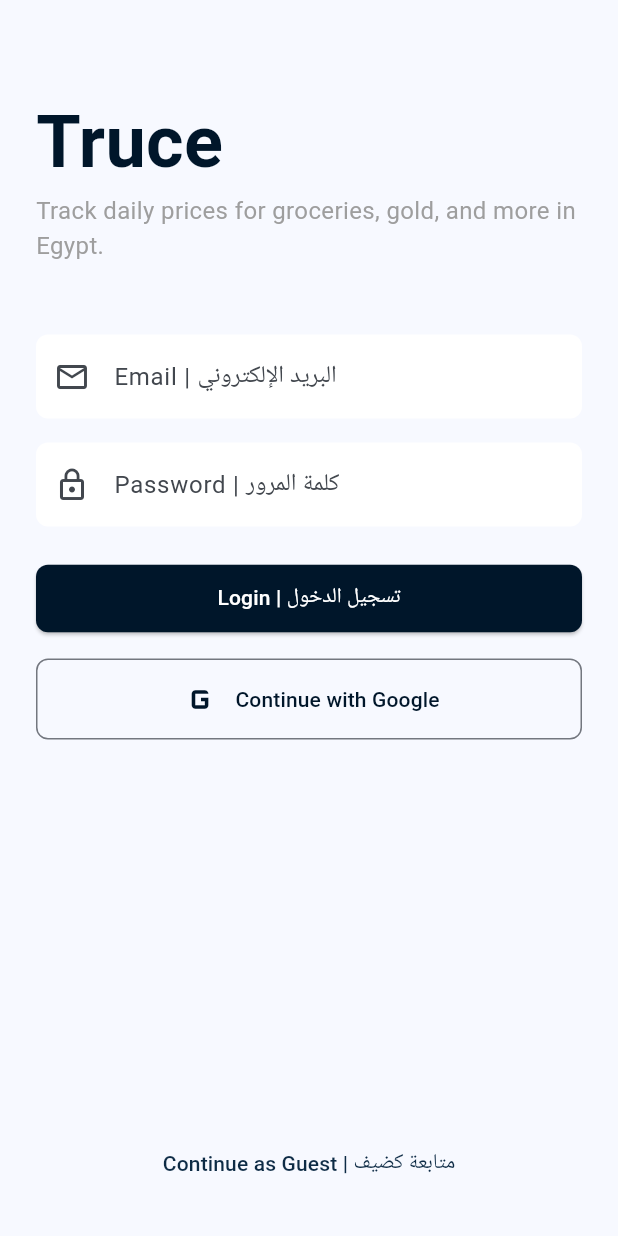
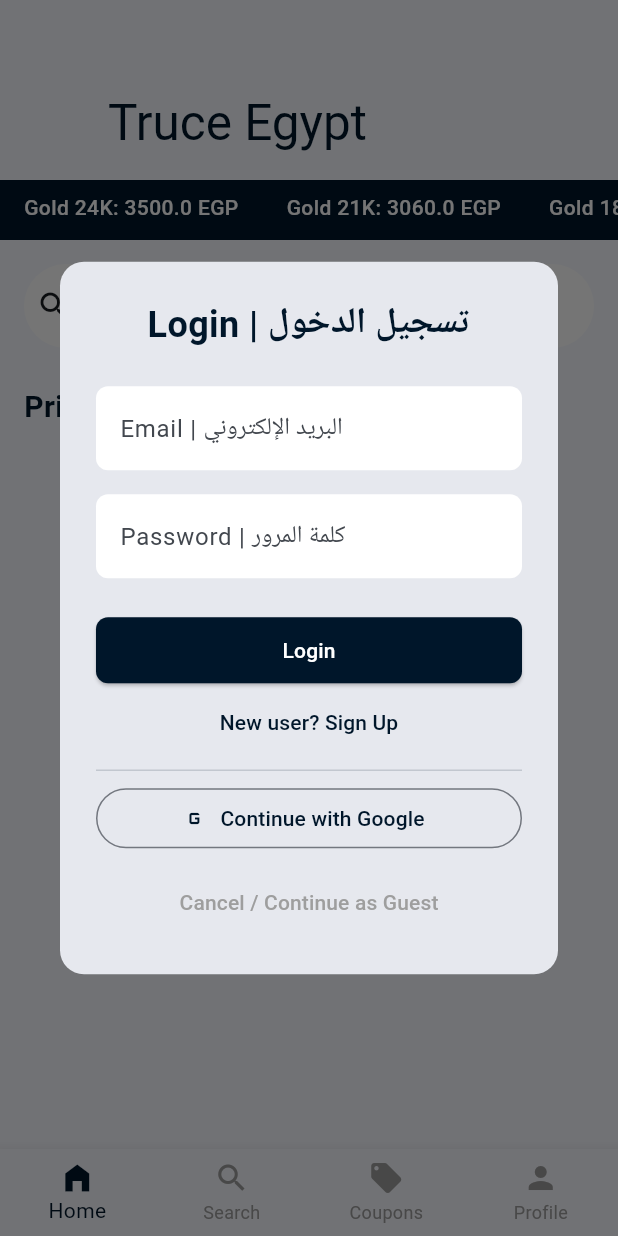
Before and after one commit to MahmoudMadihBedier/truce, a Flutter app: the screen it shows after launch, on a phone screen of 412 x 824 dp. Run offline on Flutter 3.47's test engine with Material 3 defaults, Android fonts, the phone set to English and light mode, and no system bars; our stand-ins replace flutter_bloc, get_it, supabase_flutter; accounts and stored records are empty; Roboto replaces fonts that are missing (Manrope).

Commit message:
fix: update auth flow and implement startup popup
- Changed app startup to land on HomePage by default.
- Implemented AuthDialog for Login, Signup, and Guest mode.
- Fixed guest mode to work even when Supabase anonymous auth is disabled.
- Added signup functionality to AuthCubit and Repository.
- Updated HomePage to trigger the AuthDialog if unauthenticated.
- Verified flow with unit tests.

Co-authored-by: MahmoudMadihBedier <166904135+MahmoudMadihBedier@users.noreply.github.com>

```diff
--- a/lib/features/auth/data/auth_repository_impl.dart
+++ b/lib/features/auth/data/auth_repository_impl.dart
@@ -31,10 +31,9 @@ class AuthRepositoryImpl implements AuthRepository {
   @override
   Future<ApiResult<void>> signInWithGoogle() async {
     try {
-      // Logic for Google Sign In would go here
-      // For now, mapping to Supabase Google OAuth
-      // await _client.auth.signInWithOAuth(OAuthProvider.google);
-      return (null, null);
+      // Mocking Google Sign In for now as per user request to 'add' it but it didn't work before
+      // In a real app, you'd use google_sign_in package then call _client.auth.signInWithIdToken
+      return (AuthFailure('Google Sign In is not configured yet.'), null);
     } catch (e) {
       return (AuthFailure(e.toString()), null);
     }
@@ -46,6 +45,7 @@ class AuthRepositoryImpl implements AuthRepository {
       await _client.auth.signInAnonymously();
       return (null, null);
     } catch (e) {
+      // If anonymous sign-in is disabled, we will handle this in the Cubit to allow local guest mode
       return (AuthFailure(e.toString()), null);
     }
   }
--- /dev/null
+++ b/lib/features/auth/presentation/auth_dialog.dart
@@ -0,0 +1,95 @@
+import 'package:flutter/material.dart';
+import 'package:flutter_bloc/flutter_bloc.dart';
+import 'package:truce/core/utils/theme.dart';
+import 'package:truce/features/auth/presentation/auth_cubit.dart';
+
+class AuthDialog extends StatefulWidget {
+  const AuthDialog({super.key});
+
+  @override
+  State<AuthDialog> createState() => _AuthDialogState();
+}
+
+class _AuthDialogState extends State<AuthDialog> {
+  bool isLogin = true;
+  final _emailController = TextEditingController();
+  final _passwordController = TextEditingController();
+
+  @override
+  Widget build(BuildContext context) {
+    return Dialog(
+      shape: RoundedRectangleBorder(borderRadius: BorderRadius.circular(16)),
+      child: Padding(
+        padding: const EdgeInsets.all(24.0),
+        child: BlocConsumer<AuthCubit, AuthState>(
+          listener: (context, state) {
+            if (state is AuthAuthenticated || state is AuthGuest) {
+              Navigator.pop(context);
+            }
+            if (state is AuthError) {
+              ScaffoldMessenger.of(context).showSnackBar(
+                SnackBar(content: Text(state.message), backgroundColor: Colors.red),
+              );
+            }
+          },
+          builder: (context, state) {
+            if (state is AuthLoading) {
+              return const SizedBox(height: 200, child: Center(child: CircularProgressIndicator()));
+            }
+
+            return Column(
+              mainAxisSize: MainAxisSize.min,
+              crossAxisAlignment: CrossAxisAlignment.stretch,
+              children: [
+                Text(
+                  isLogin ? 'Login | تسجيل الدخول' : 'Sign Up | إنشاء حساب',
+                  style: const TextStyle(fontSize: 24, fontWeight: FontWeight.bold, color: TruceTheme.primary),
+                  textAlign: TextAlign.center,
+                ),
+                const SizedBox(height: 24),
+                TextFormField(
+                  controller: _emailController,
+                  decoration: const InputDecoration(labelText: 'Email | البريد الإلكتروني'),
+                ),
+                const SizedBox(height: 16),
+                TextFormField(
+                  controller: _passwordController,
+                  obscureText: true,
+                  decoration: const InputDecoration(labelText: 'Password | كلمة المرور'),
+                ),
+                const SizedBox(height: 24),
+                ElevatedButton(
+                  onPressed: () {
+                    if (isLogin) {
+                      context.read<AuthCubit>().signIn(_emailController.text, _passwordController.text);
+                    } else {
+                      context.read<AuthCubit>().signUp(_emailController.text, _passwordController.text);
+                    }
+                  },
+                  child: Text(isLogin ? 'Login' : 'Sign Up'),
+                ),
+                TextButton(
+                  onPressed: () => setState(() => isLogin = !isLogin),
+                  child: Text(isLogin ? 'New user? Sign Up' : 'Already have an account? Login'),
+                ),
+                const Divider(),
+                OutlinedButton.icon(
+                  onPressed: () {},
+                  icon: const Icon(Icons.g_mobiledata),
+                  label: const Text('Continue with Google'),
+                ),
+                const SizedBox(height: 8),
+                TextButton(
+                  onPressed: () {
+                    context.read<AuthCubit>().continueAsGuest();
+                  },
+                  child: const Text('Cancel / Continue as Guest', style: TextStyle(color: Colors.grey)),
+                ),
+              ],
+            );
+          },
+        ),
+      ),
+    );
+  }
+}
--- a/lib/features/auth/presentation/login_page.dart
+++ b/lib/features/auth/presentation/login_page.dart
@@ -70,7 +70,7 @@ class LoginPage extends StatelessWidget {
                   ),
                   const Spacer(),
                   TextButton(
-                    onPressed: () => context.read<AuthCubit>().signInAsGuest(),
+                    onPressed: () => context.read<AuthCubit>().continueAsGuest(),
                     child: const Text(
                       'Continue as Guest | متابعة كضيف',
                       style: TextStyle(color: TruceTheme.primaryContainer),
--- a/lib/features/prices/presentation/home_page.dart
+++ b/lib/features/prices/presentation/home_page.dart
@@ -1,12 +1,38 @@
 import 'package:flutter/material.dart';
 import 'package:flutter_bloc/flutter_bloc.dart';
 import 'package:truce/core/utils/theme.dart';
+import 'package:truce/features/auth/presentation/auth_cubit.dart';
+import 'package:truce/features/auth/presentation/auth_dialog.dart';
 import 'package:truce/features/prices/domain/models.dart';
 import 'package:truce/features/prices/presentation/prices_cubit.dart';
 import 'package:truce/features/prices/presentation/product_details_page.dart';
 
-class HomePage extends StatelessWidget {
+class HomePage extends StatefulWidget {
   const HomePage({super.key});
+
+  @override
+  State<HomePage> createState() => _HomePageState();
+}
+
+class _HomePageState extends State<HomePage> {
+  @override
+  void initState() {
+    super.initState();
+    WidgetsBinding.instance.addPostFrameCallback((_) {
+      _checkAuthAndShowPopup();
+    });
+  }
+
+  void _checkAuthAndShowPopup() {
+    final authCubit = context.read<AuthCubit>();
+    if (authCubit.state is AuthUnauthenticated || authCubit.state is AuthInitial) {
+      showDialog(
+        context: context,
+        barrierDismissible: false,
+        builder: (context) => const AuthDialog(),
+      );
+    }
+  }
 
   @override
   Widget build(BuildContext context) {
--- a/lib/main.dart
+++ b/lib/main.dart
@@ -4,7 +4,6 @@ import 'package:supabase_flutter/supabase_flutter.dart' hide AuthState;
 import 'package:truce/core/di/injection.dart' as di;
 import 'package:truce/core/utils/theme.dart';
 import 'package:truce/features/auth/presentation/auth_cubit.dart';
-import 'package:truce/features/auth/presentation/login_page.dart';
 import 'package:truce/features/prices/presentation/home_page.dart';
 import 'package:truce/features/prices/presentation/prices_cubit.dart';
 
@@ -35,14 +34,7 @@ class MyApp extends StatelessWidget {
         title: 'Truce Egypt',
         theme: TruceTheme.lightTheme,
         debugShowCheckedModeBanner: false,
-        home: BlocBuilder<AuthCubit, AuthState>(
-          builder: (context, state) {
-            if (state is AuthAuthenticated) {
-              return const HomePage();
-            }
-            return const LoginPage();
-          },
-        ),
+        home: const HomePage(), // Always start with HomePage
       ),
     );
   }
```
Also changed, not shown: lib/features/auth/presentation/auth_cubit.dart (+14 -2 lines), 1 other file.
